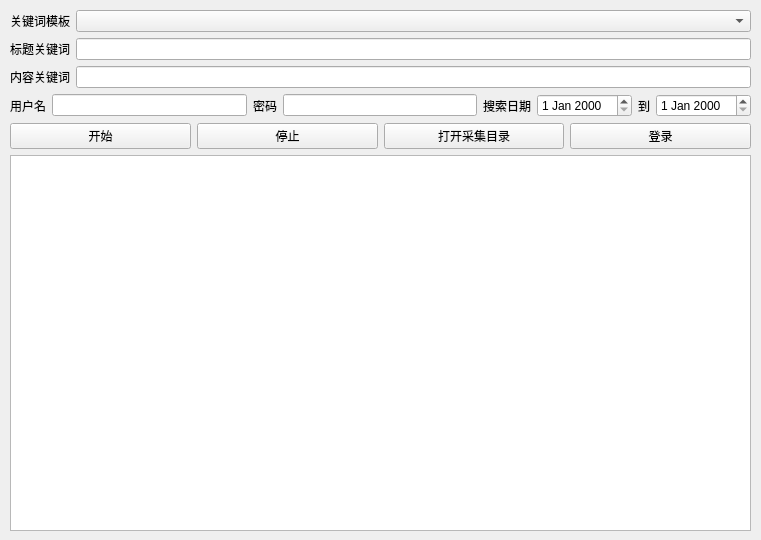
Before: the Qt Designer form main/mainwindow.ui in kinglon/zhaobiao, drawn with Qt 5.
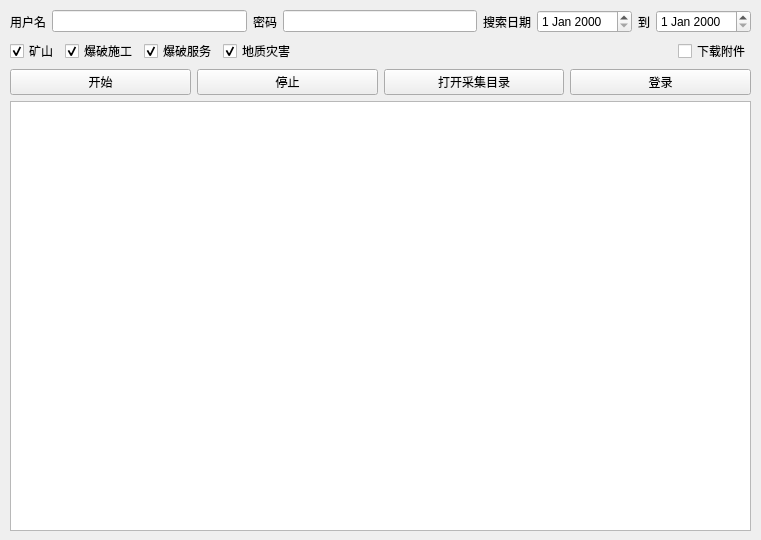
After: the same form once the commit is applied.

What changed in the file:
```diff
--- a/main/mainwindow.ui
+++ b/main/mainwindow.ui
@@ -24,69 +24,6 @@
      </rect>
     </property>
     <layout class="QVBoxLayout" name="verticalLayout">
-     <item>
-      <layout class="QHBoxLayout" name="horizontalLayout">
-       <item>
-        <widget class="QLabel" name="label">
-         <property name="text">
-          <string>关键词模板</string>
-         </property>
-        </widget>
-       </item>
-       <item>
-        <widget class="QComboBox" name="comboBoxKeyWord">
-         <property name="sizePolicy">
-          <sizepolicy hsizetype="Expanding" vsizetype="Fixed">
-           <horstretch>0</horstretch>
-           <verstretch>0</verstretch>
-          </sizepolicy>
-         </property>
-        </widget>
-       </item>
-      </layout>
-     </item>
-     <item>
-      <layout class="QHBoxLayout" name="horizontalLayout_2">
-       <item>
-        <widget class="QLabel" name="label_2">
-         <property name="text">
-          <string>标题关键词</string>
-         </property>
-        </widget>
-       </item>
-       <item>
-        <widget class="QLineEdit" name="lineEditTitleKeyWord">
-         <property name="enabled">
-          <bool>true</bool>
-         </property>
-         <property name="readOnly">
-          <bool>true</bool>
-         </property>
-        </widget>
-       </item>
-      </layout>
-     </item>
-     <item>
-      <layout class="QHBoxLayout" name="horizontalLayout_3">
-       <item>
-        <widget class="QLabel" name="label_3">
-         <property name="text">
-          <string>内容关键词</string>
-         </property>
-        </widget>
-       </item>
-       <item>
-        <widget class="QLineEdit" name="lineEditContentKeyWord">
-         <property name="enabled">
-          <bool>true</bool>
-         </property>
-         <property name="readOnly">
-          <bool>true</bool>
-         </property>
-        </widget>
-       </item>
-      </layout>
-     </item>
      <item>
       <layout class="QHBoxLayout" name="horizontalLayout_5">
        <item>
@@ -131,6 +68,67 @@
        </item>
       </layout>
      </item>
+     <item>
+      <layout class="QHBoxLayout" name="horizontalLayout">
+       <item>
+        <widget class="QCheckBox" name="checkBoxKuangShan">
+         <property name="text">
+          <string>矿山</string>
+         </property>
+         <property name="checked">
+          <bool>true</bool>
+         </property>
+        </widget>
+       </item>
+       <item>
+        <widget class="QCheckBox" name="checkBoxBaoPoShiGong">
+         <property name="text">
+          <string>爆破施工</string>
+         </property>
+         <property name="checked">
+          <bool>true</bool>
+         </property>
+        </widget>
+       </item>
+       <item>
+        <widget class="QCheckBox" name="checkBoxBaoPoFuWu">
+         <property name="text">
+          <string>爆破服务</string>
+         </property>
+         <property name="checked">
+          <bool>true</bool>
+         </property>
+        </widget>
+       </item>
+       <item>
+        <widget class="QCheckBox" name="checkBoxDiZhiZaiHai">
+         <property name="text">
+          <string>地质灾害</string>
+         </property>
+         <property name="checked">
+          <bool>true</bool>
+         </property>
+        </widget>
+       </item>
+       <item>
+        <widget class="QWidget" name="widget" native="true">
+         <property name="sizePolicy">
+          <sizepolicy hsizetype="Expanding" vsizetype="Preferred">
+           <horstretch>0</horstretch>
+           <verstretch>0</verstretch>
+          </sizepolicy>
+         </property>
+        </widget>
+       </item>
+       <item>
+        <widget class="QCheckBox" name="checkBoxDownloadAttachment">
+         <property name="text">
+          <string>下载附件</string>
+         </property>
+        </widget>
+       </item>
+      </layout>
+     </item>
      <item>
       <layout class="QHBoxLayout" name="horizontalLayout_4">
        <item>
```
